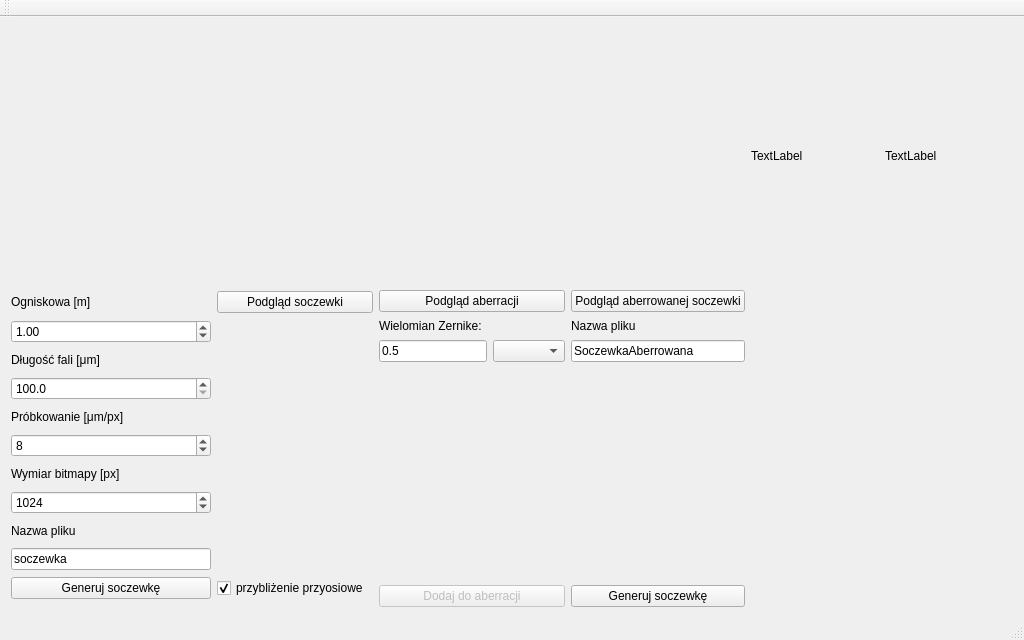
Old version of the form mainwindow.ui in the repository diabeticus95/inzynierka.
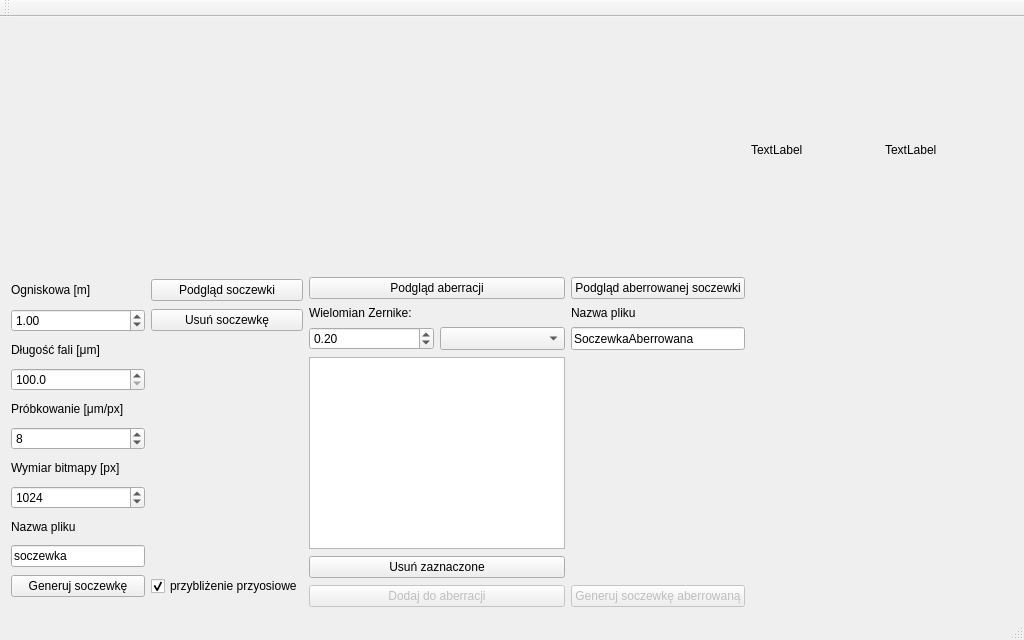
New version of the form. Icons and pictures are not drawn.

```diff
--- a/mainwindow.ui
+++ b/mainwindow.ui
@@ -302,6 +302,13 @@
           </property>
          </widget>
         </item>
+        <item row="1" column="1">
+         <widget class="QPushButton" name="push_deleteLens">
+          <property name="text">
+           <string>Usuń soczewkę</string>
+          </property>
+         </widget>
+        </item>
        </layout>
       </item>
       <item row="0" column="0" alignment="Qt::AlignHCenter">
@@ -380,39 +387,12 @@
            <enum>QLayout::SetDefaultConstraint</enum>
           </property>
           <item>
-           <widget class="QLineEdit" name="lineZernCoeff">
-            <property name="sizePolicy">
-             <sizepolicy hsizetype="Minimum" vsizetype="Minimum">
-              <horstretch>0</horstretch>
-              <verstretch>0</verstretch>
-             </sizepolicy>
+           <widget class="QDoubleSpinBox" name="ZernCoeffSpinbox">
+            <property name="minimum">
+             <double>0.010000000000000</double>
             </property>
-            <property name="minimumSize">
-             <size>
-              <width>0</width>
-              <height>0</height>
-             </size>
-            </property>
-            <property name="maximumSize">
-             <size>
-              <width>1000</width>
-              <height>1000</height>
-             </size>
-            </property>
-            <property name="baseSize">
-             <size>
-              <width>150</width>
-              <height>30</height>
-             </size>
-            </property>
-            <property name="layoutDirection">
-             <enum>Qt::LeftToRight</enum>
-            </property>
-            <property name="autoFillBackground">
-             <bool>false</bool>
-            </property>
-            <property name="text">
-             <string>0.5</string>
+            <property name="value">
+             <double>0.200000000000000</double>
             </property>
            </widget>
           </item>
@@ -478,17 +458,14 @@
          </widget>
         </item>
         <item row="3" column="0">
-         <spacer name="verticalSpacer">
-          <property name="orientation">
-           <enum>Qt::Vertical</enum>
+         <widget class="QListWidget" name="list_Zernik">
+          <property name="selectionMode">
+           <enum>QAbstractItemView::SingleSelection</enum>
           </property>
-          <property name="sizeHint" stdset="0">
-           <size>
-            <width>20</width>
-            <height>40</height>
-           </size>
+          <property name="resizeMode">
+           <enum>QListView::Adjust</enum>
           </property>
-         </spacer>
+         </widget>
         </item>
         <item row="1" column="0">
          <widget class="QLabel" name="labelZernike">
@@ -585,6 +562,9 @@
         </item>
         <item row="6" column="1">
          <widget class="QPushButton" name="push_generateZern">
+          <property name="enabled">
+           <bool>false</bool>
+          </property>
           <property name="sizePolicy">
            <sizepolicy hsizetype="Minimum" vsizetype="Minimum">
             <horstretch>0</horstretch>
@@ -610,7 +590,7 @@
            <bool>false</bool>
           </property>
           <property name="text">
-           <string>Generuj soczewkę</string>
+           <string>Generuj soczewkę aberrowaną</string>
           </property>
          </widget>
         </item>
@@ -651,6 +631,13 @@
           </property>
          </widget>
         </item>
+        <item row="4" column="0">
+         <widget class="QPushButton" name="listDeleter">
+          <property name="text">
+           <string>Usuń zaznaczone</string>
+          </property>
+         </widget>
+        </item>
        </layout>
       </item>
      </layout>
```
